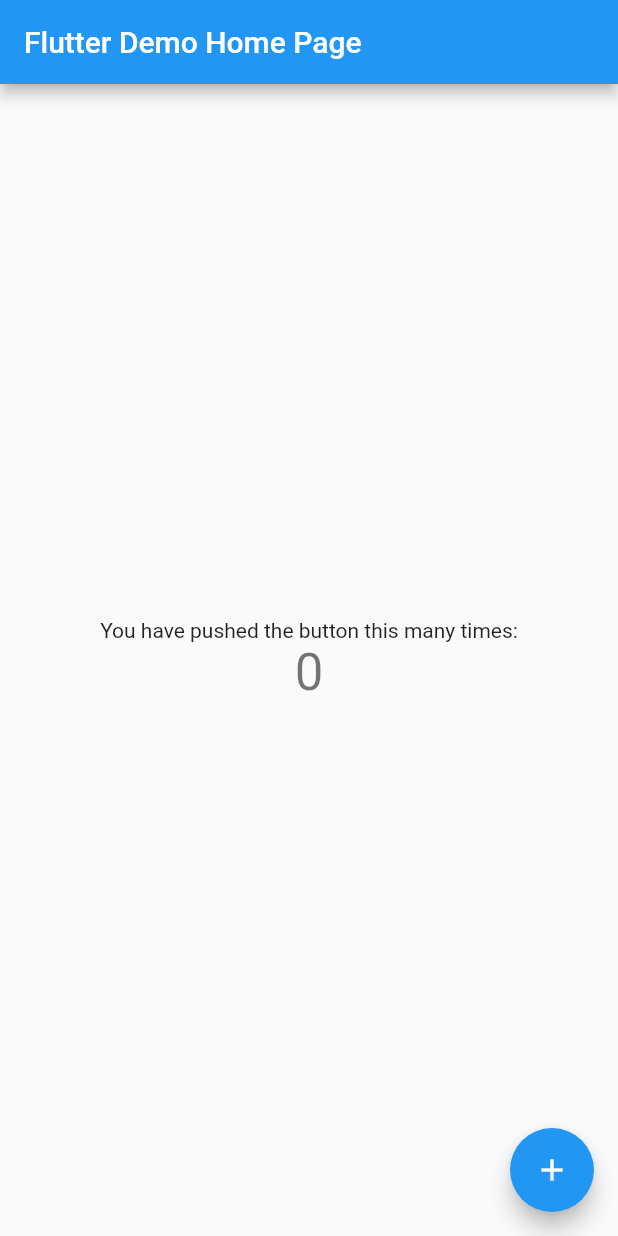
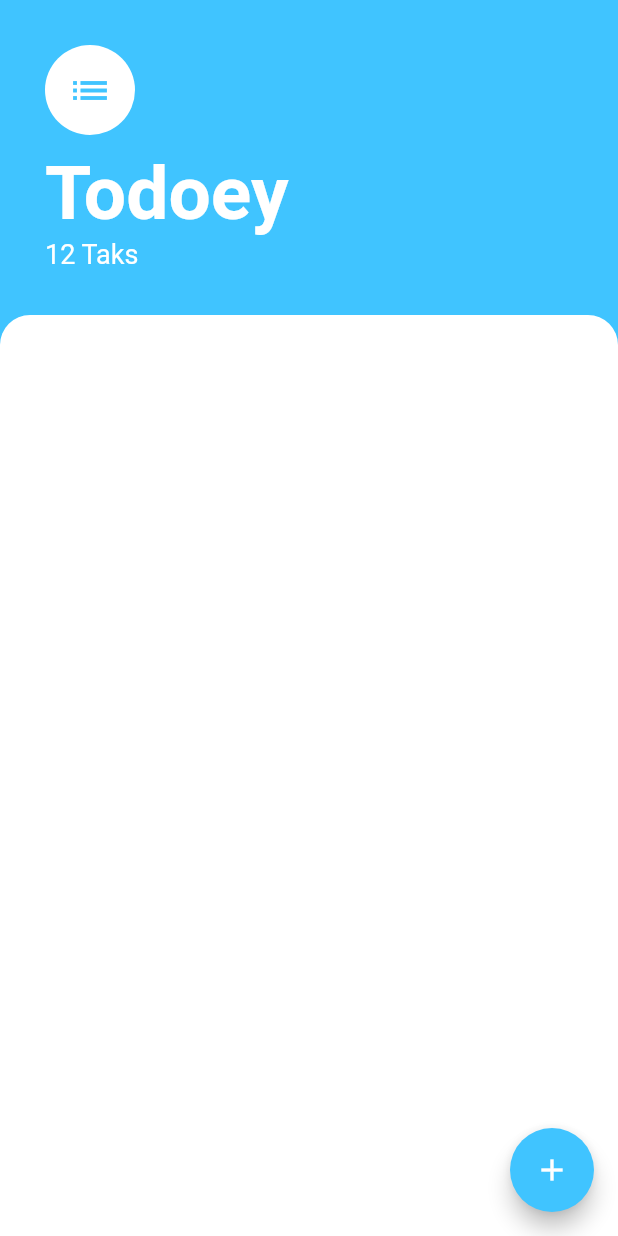
Before and after one commit to MJoshua25/todoey_flutter, a Flutter app: the screen it shows after launch, on a phone screen of 412 x 824 dp. Run offline on Flutter 3.47's test engine with Material 2 defaults, Android fonts, the phone set to English and light mode, and no system bars.

Commit message:
l'interface est preque terminé

```diff
--- a/lib/main.dart
+++ b/lib/main.dart
@@ -1,4 +1,5 @@
 import 'package:flutter/material.dart';
+import 'package:todoey_flutter/screens/tasks_screen.dart';
 
 void main() {
   runApp(const MyApp());
@@ -7,109 +8,10 @@ void main() {
 class MyApp extends StatelessWidget {
   const MyApp({Key? key}) : super(key: key);
 
-  // This widget is the root of your application.
   @override
   Widget build(BuildContext context) {
     return MaterialApp(
-      title: 'Flutter Demo',
-      theme: ThemeData(
-        // This is the theme of your application.
-        //
-        // Try running your application with "flutter run". You'll see the
-        // application has a blue toolbar. Then, without quitting the app, try
-        // changing the primarySwatch below to Colors.green and then invoke
-        // "hot reload" (press "r" in the console where you ran "flutter run",
-        // or simply save your changes to "hot reload" in a Flutter IDE).
-        // Notice that the counter didn't reset back to zero; the application
-        // is not restarted.
-        primarySwatch: Colors.blue,
-      ),
-      home: const MyHomePage(title: 'Flutter Demo Home Page'),
+      home: TasksScreen(),
     );
   }
 }
-
-class MyHomePage extends StatefulWidget {
-  const MyHomePage({Key? key, required this.title}) : super(key: key);
-
-  // This widget is the home page of your application. It is stateful, meaning
-  // that it has a State object (defined below) that contains fields that affect
-  // how it looks.
-
-  // This class is the configuration for the state. It holds the values (in this
-  // case the title) provided by the parent (in this case the App widget) and
-  // used by the build method of the State. Fields in a Widget subclass are
-  // always marked "final".
-
-  final String title;
-
-  @override
-  State<MyHomePage> createState() => _MyHomePageState();
-}
-
-class _MyHomePageState extends State<MyHomePage> {
-  int _counter = 0;
-
-  void _incrementCounter() {
-    setState(() {
-      // This call to setState tells the Flutter framework that something has
-      // changed in this State, which causes it to rerun the build method below
-      // so that the display can reflect the updated values. If we changed
-      // _counter without calling setState(), then the build method would not be
-      // called again, and so nothing would appear to happen.
-      _counter++;
-    });
-  }
-
-  @override
-  Widget build(BuildContext context) {
-    // This method is rerun every time setState is called, for instance as done
-    // by the _incrementCounter method above.
-    //
-    // The Flutter framework has been optimized to make rerunning build methods
-    // fast, so that you can just rebuild anything that needs updating rather
-    // than having to individually change instances of widgets.
-    return Scaffold(
-      appBar: AppBar(
-        // Here we take the value from the MyHomePage object that was created by
-        // the App.build method, and use it to set our appbar title.
-        title: Text(widget.title),
-      ),
-      body: Center(
-        // Center is a layout widget. It takes a single child and positions it
-        // in the middle of the parent.
-        child: Column(
-          // Column is also a layout widget. It takes a list of children and
-          // arranges them vertically. By default, it sizes itself to fit its
-          // children horizontally, and tries to be as tall as its parent.
-          //
-          // Invoke "debug painting" (press "p" in the console, choose the
-          // "Toggle Debug Paint" action from the Flutter Inspector in Android
-          // Studio, or the "Toggle Debug Paint" command in Visual Studio Code)
-          // to see the wireframe for each widget.
-          //
-          // Column has various properties to control how it sizes itself and
-          // how it positions its children. Here we use mainAxisAlignment to
-          // center the children vertically; the main axis here is the vertical
-          // axis because Columns are vertical (the cross axis would be
-          // horizontal).
-          mainAxisAlignment: MainAxisAlignment.center,
-          children: <Widget>[
-            const Text(
-              'You have pushed the button this many times:',
-            ),
-            Text(
-              '$_counter',
-              style: Theme.of(context).textTheme.headline4,
-            ),
-          ],
-        ),
-      ),
-      floatingActionButton: FloatingActionButton(
-        onPressed: _incrementCounter,
-        tooltip: 'Increment',
-        child: const Icon(Icons.add),
-      ), // This trailing comma makes auto-formatting nicer for build methods.
-    );
-  }
-}
--- /dev/null
+++ b/lib/screens/tasks_screen.dart
@@ -0,0 +1,77 @@
+import 'package:flutter/material.dart';
+import 'package:flutter/widgets.dart';
+
+class TasksScreen extends StatelessWidget {
+  const TasksScreen({Key? key}) : super(key: key);
+
+  @override
+  Widget build(BuildContext context) {
+    return Scaffold(
+      backgroundColor: Colors.lightBlueAccent,
+      floatingActionButton: FloatingActionButton(
+        backgroundColor: Colors.lightBlueAccent,
+        child: const Icon(Icons.add),
+        onPressed: () => {
+        },
+      ),
+      body: SafeArea(
+        child: Column(
+          crossAxisAlignment: CrossAxisAlignment.start,
+          children: [
+            Container(
+              padding: const EdgeInsets.only(
+                top: 30.0,
+                left: 30.0,
+                right: 30.0,
+                bottom: 30.0,
+              ),
+              child: Column(
+                crossAxisAlignment: CrossAxisAlignment.start,
+                children: [
+                  const CircleAvatar(
+                    child: Icon(
+                      Icons.list,
+                      size: 30.0,
+                      color: Colors.lightBlueAccent,
+                    ),
+                    backgroundColor: Colors.white,
+                    radius: 30.0,
+                  ),
+                  const SizedBox(
+                    height: 10.0,
+                  ),
+                  const Text(
+                    'Todoey',
+                    style: TextStyle(
+                        color: Colors.white,
+                        fontSize: 50.0,
+                        fontWeight: FontWeight.w700,),
+                  ),
+                  const Text(
+                    '12 Taks',
+                    style: TextStyle(
+                      color: Colors.white,
+                      fontSize: 18,
+                    )
+                  ),
+                ],
+              ),
+            ),
+            Expanded(
+              child: Container(
+                height: 300.0,
+                decoration: const BoxDecoration(
+                  color: Colors.white,
+                  borderRadius: BorderRadius.only(
+                    topLeft: Radius.circular(20.0),
+                    topRight: Radius.circular(20.0),
+                  ),
+                ),
+              ),
+            ),
+          ],
+        ),
+      ),
+    );
+  }
+}
```
